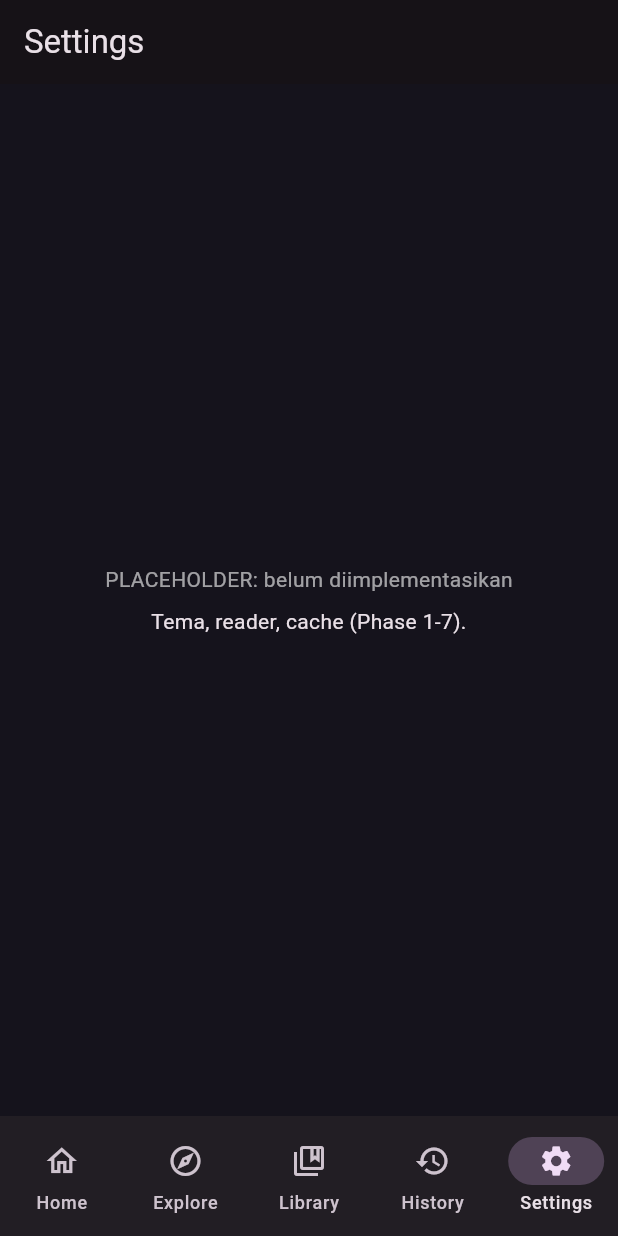
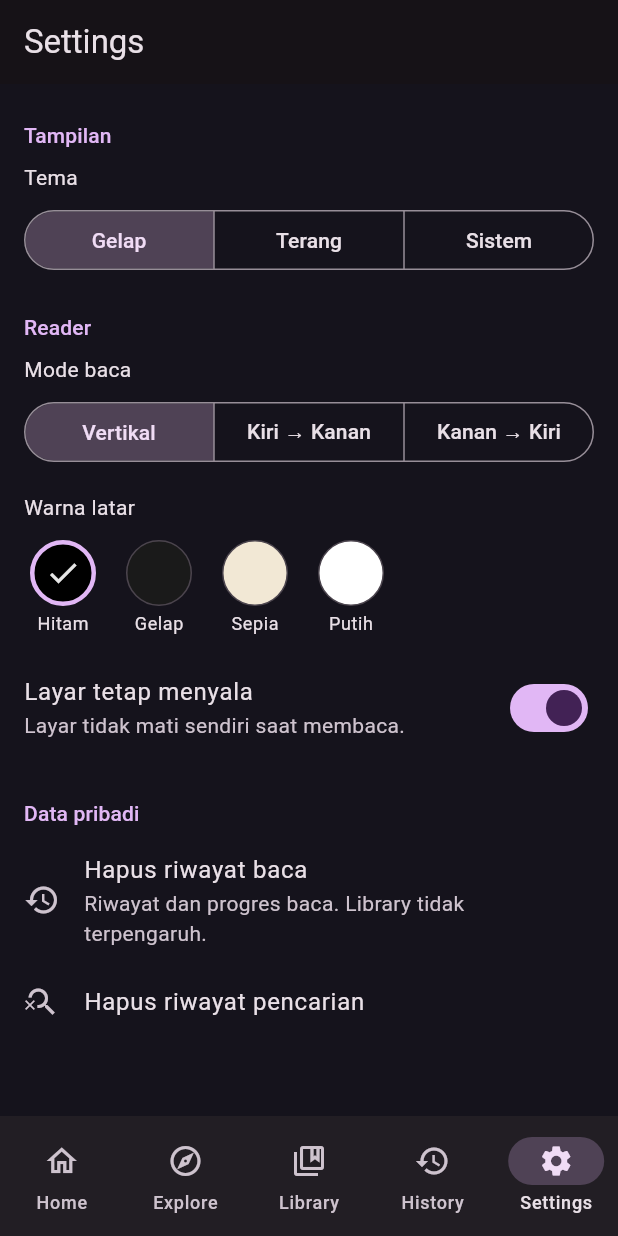
Before and after one commit to Kleireez/kleihon, a Flutter app: the screen it shows after launch, item 5 of the bottom bar chosen, on a phone screen of 412 x 824 dp. Run offline on Flutter 3.47's test engine with Material 3 defaults, Android fonts, the phone set to English and light mode, and no system bars; our stand-ins replace dio, drift, file_picker, flutter_riverpod, go_router, logger and 3 more; accounts and stored records are empty; generated files the repository leaves out were written again.

Commit message:
feat(settings): Settings screen with theme (dark/light/system), reader preferences and personal data cleanup

```diff
--- a/lib/app/app.dart
+++ b/lib/app/app.dart
@@ -2,6 +2,8 @@ import 'package:flutter_riverpod/flutter_riverpod.dart';
 import 'package:material_ui/material_ui.dart';
 
 import '../features/reader/reader_settings_providers.dart';
+import '../features/settings/app_settings_labels.dart';
+import '../features/settings/app_settings_providers.dart';
 import 'router.dart';
 import 'theme/app_theme.dart';
 
@@ -13,10 +15,14 @@ class KleiHonApp extends ConsumerWidget {
     // Memuat pengaturan reader sejak awal supaya reader tidak berkedip.
     ref.listen(readerSettingsProvider, (previous, next) {});
 
+    final settings = ref.watch(appSettingsProvider);
+
     return MaterialApp.router(
       debugShowCheckedModeBanner: false,
       title: 'KleiHon',
-      theme: AppTheme.dark,
+      theme: AppTheme.light,
+      darkTheme: AppTheme.dark,
+      themeMode: settings.themeMode.themeMode,
       routerConfig: ref.watch(routerProvider),
     );
   }
--- a/lib/app/router.dart
+++ b/lib/app/router.dart
@@ -2,14 +2,14 @@ import 'package:flutter_riverpod/flutter_riverpod.dart';
 import 'package:go_router/go_router.dart';
 import 'package:material_ui/material_ui.dart';
 
-import '../features/history/history_page.dart';
-import '../features/library/library_page.dart';
 import '../features/comic_detail/comic_detail_page.dart';
 import '../features/comic_detail/cover_picker_page.dart';
 import '../features/explore/explore_page.dart';
+import '../features/history/history_page.dart';
 import '../features/home/home_page.dart';
+import '../features/library/library_page.dart';
 import '../features/reader/reader_page.dart';
-import '../shared/widgets/placeholder_page.dart';
+import '../features/settings/settings_page.dart';
 import 'routes.dart';
 import 'shell/main_shell.dart';
 
@@ -60,10 +60,7 @@ final routerProvider = Provider<GoRouter>((ref) {
             routes: [
               GoRoute(
                 path: AppRoutes.settings,
-                builder: (c, s) => const PlaceholderPage(
-                  title: 'Settings',
-                  note: 'Tema, reader, cache (Phase 1-7).',
-                ),
+                builder: (c, s) => const SettingsPage(),
               ),
             ],
           ),
--- a/lib/app/theme/app_theme.dart
+++ b/lib/app/theme/app_theme.dart
@@ -5,6 +5,7 @@ class AppTheme {
 
   static const Color seed = Color(0xFFB58ACB);
   static const Color background = Color(0xFF15131C);
+  static const Color lightBackground = Color(0xFFFBF8FD);
 
   // Tema sementara. Desain final dikerjakan di Phase 8.
   static ThemeData get dark => ThemeData(
@@ -16,4 +17,14 @@ class AppTheme {
     ),
     useMaterial3: true,
   );
+
+  static ThemeData get light => ThemeData(
+    brightness: Brightness.light,
+    scaffoldBackgroundColor: lightBackground,
+    colorScheme: ColorScheme.fromSeed(
+      seedColor: seed,
+      brightness: Brightness.light,
+    ),
+    useMaterial3: true,
+  );
 }
--- a/lib/features/reader/reader_page.dart
+++ b/lib/features/reader/reader_page.dart
@@ -4,6 +4,7 @@ import 'package:flutter_riverpod/flutter_riverpod.dart';
 import 'package:go_router/go_router.dart';
 import 'package:material_ui/material_ui.dart';
 
+import '../../app/theme/app_theme.dart';
 import '../../domain/usecases/bookmark_usecases.dart';
 import '../../shared/providers/bookmark_providers.dart';
 import '../../app/routes.dart';
@@ -739,7 +740,11 @@ class _SlidingBar extends StatelessWidget {
         ),
       ),
       child: visible
-          ? KeyedSubtree(key: const ValueKey('shown'), child: child)
+          ? KeyedSubtree(
+              key: const ValueKey('shown'),
+              // Bilah reader selalu gelap, apa pun tema aplikasinya.
+              child: Theme(data: AppTheme.dark, child: child),
+            )
           : const SizedBox.shrink(key: ValueKey('hidden')),
     );
   }
--- /dev/null
+++ b/lib/features/settings/app_settings_labels.dart
@@ -0,0 +1,17 @@
+import 'package:material_ui/material_ui.dart';
+
+import 'app_settings.dart';
+
+extension AppThemeModeInfo on AppThemeMode {
+  String get label => switch (this) {
+    AppThemeMode.dark => 'Gelap',
+    AppThemeMode.light => 'Terang',
+    AppThemeMode.system => 'Sistem',
+  };
+
+  ThemeMode get themeMode => switch (this) {
+    AppThemeMode.dark => ThemeMode.dark,
+    AppThemeMode.light => ThemeMode.light,
+    AppThemeMode.system => ThemeMode.system,
+  };
+}
--- /dev/null
+++ b/lib/features/settings/settings_page.dart
@@ -0,0 +1,172 @@
+import 'package:flutter_riverpod/flutter_riverpod.dart';
+import 'package:material_ui/material_ui.dart';
+
+import '../../core/utils/app_logger.dart';
+import '../../shared/providers/history_providers.dart';
+import '../../shared/providers/search_history_providers.dart';
+import '../reader/reader_settings_sheet.dart';
+import 'app_settings.dart';
+import 'app_settings_labels.dart';
+import 'app_settings_providers.dart';
+
+class SettingsPage extends ConsumerWidget {
+  const SettingsPage({super.key});
+
+  Future<bool> _confirm(
+    BuildContext context, {
+    required String title,
+    required String message,
+  }) async {
+    final result = await showDialog<bool>(
+      context: context,
+      builder: (context) {
+        final scheme = Theme.of(context).colorScheme;
+        return AlertDialog(
+          title: Text(title),
+          content: Text(message),
+          actions: [
+            TextButton(
+              onPressed: () => Navigator.pop(context, false),
+              child: const Text('Batal'),
+            ),
+            FilledButton(
+              style: FilledButton.styleFrom(
+                backgroundColor: scheme.error,
+                foregroundColor: scheme.onError,
+              ),
+              onPressed: () => Navigator.pop(context, true),
+              child: const Text('Hapus'),
+            ),
+          ],
+        );
+      },
+    );
+    return result ?? false;
+  }
+
+  Future<void> _clearReadingHistory(BuildContext context, WidgetRef ref) async {
+    final confirmed = await _confirm(
+      context,
+      title: 'Hapus riwayat baca?',
+      message:
+          'Seluruh riwayat dan progres baca akan dihapus. Komik di Library '
+          'dan statusnya tidak terpengaruh. Tindakan ini tidak bisa '
+          'dibatalkan.',
+    );
+    if (!confirmed || !context.mounted) return;
+
+    final messenger = ScaffoldMessenger.of(context)..clearSnackBars();
+    try {
+      await ref.read(historyRepositoryProvider).clearAll();
+      messenger.showSnackBar(
+        const SnackBar(content: Text('Riwayat baca dihapus.')),
+      );
+    } catch (e, s) {
+      appLogger.e('Gagal menghapus riwayat baca', error: e, stackTrace: s);
+      messenger.showSnackBar(
+        const SnackBar(content: Text('Gagal menghapus riwayat baca.')),
+      );
+    }
+  }
+
+  Future<void> _clearSearchHistory(BuildContext context, WidgetRef ref) async {
+    final confirmed = await _confirm(
+      context,
+      title: 'Hapus riwayat pencarian?',
+      message: 'Semua kata kunci pencarian yang tersimpan akan dihapus.',
+    );
+    if (!confirmed || !context.mounted) return;
+
+    final messenger = ScaffoldMessenger.of(context)..clearSnackBars();
+    try {
+      await ref.read(searchHistoryRepositoryProvider).clearAll();
+      messenger.showSnackBar(
+        const SnackBar(content: Text('Riwayat pencarian dihapus.')),
+      );
+    } catch (e, s) {
+      appLogger.e('Gagal menghapus riwayat pencarian', error: e, stackTrace: s);
+      messenger.showSnackBar(
+        const SnackBar(content: Text('Gagal menghapus riwayat pencarian.')),
+      );
+    }
+  }
+
+  @override
+  Widget build(BuildContext context, WidgetRef ref) {
+    final settings = ref.watch(appSettingsProvider);
+    final controller = ref.read(appSettingsProvider.notifier);
+
+    return Scaffold(
+      appBar: AppBar(title: const Text('Settings')),
+      body: ListView(
+        padding: const EdgeInsets.only(bottom: 24),
+        children: [
+          const _SectionHeader('Tampilan'),
+          Padding(
+            padding: const EdgeInsets.symmetric(horizontal: 16),
+            child: Column(
+              crossAxisAlignment: CrossAxisAlignment.start,
+              children: [
+                Text('Tema', style: Theme.of(context).textTheme.bodyMedium),
+                const SizedBox(height: 8),
+                SizedBox(
+                  width: double.infinity,
+                  child: SegmentedButton<AppThemeMode>(
+                    showSelectedIcon: false,
+                    segments: [
+                      for (final mode in AppThemeMode.values)
+                        ButtonSegment(value: mode, label: Text(mode.label)),
+                    ],
+                    selected: {settings.themeMode},
+                    onSelectionChanged: (selection) => controller.update(
+                      settings.copyWith(themeMode: selection.first),
+                    ),
+                  ),
+                ),
+              ],
+            ),
+          ),
+          const _SectionHeader('Reader'),
+          const Padding(
+            padding: EdgeInsets.symmetric(horizontal: 16),
+            child: ReaderSettingsForm(),
+          ),
+          const _SectionHeader('Data pribadi'),
+          ListTile(
+            leading: const Icon(Icons.history),
+            title: const Text('Hapus riwayat baca'),
+            subtitle: const Text(
+              'Riwayat dan progres baca. Library tidak terpengaruh.',
+            ),
+            onTap: () => _clearReadingHistory(context, ref),
+          ),
+          ListTile(
+            leading: const Icon(Icons.search_off),
+            title: const Text('Hapus riwayat pencarian'),
+            onTap: () => _clearSearchHistory(context, ref),
+          ),
+        ],
+      ),
+    );
+  }
+}
+
+class _SectionHeader extends StatelessWidget {
+  const _SectionHeader(this.title);
+
+  final String title;
+
+  @override
+  Widget build(BuildContext context) {
+    final theme = Theme.of(context);
+    return Padding(
+      padding: const EdgeInsets.fromLTRB(16, 24, 16, 8),
+      child: Text(
+        title,
+        style: theme.textTheme.titleSmall?.copyWith(
+          color: theme.colorScheme.primary,
+        ),
+      ),
+    );
+  }
+}
```
Also changed, not shown: lib/features/reader/reader_settings_sheet.dart (+29 -9 lines), lib/features/settings/app_settings.dart (added, +43 -0 lines), lib/features/settings/app_settings_providers.dart (added, +40 -0 lines), lib/features/settings/app_settings_store.dart (added, +35 -0 lines), lib/main.dart (+15 -1 lines), 6 other files.
